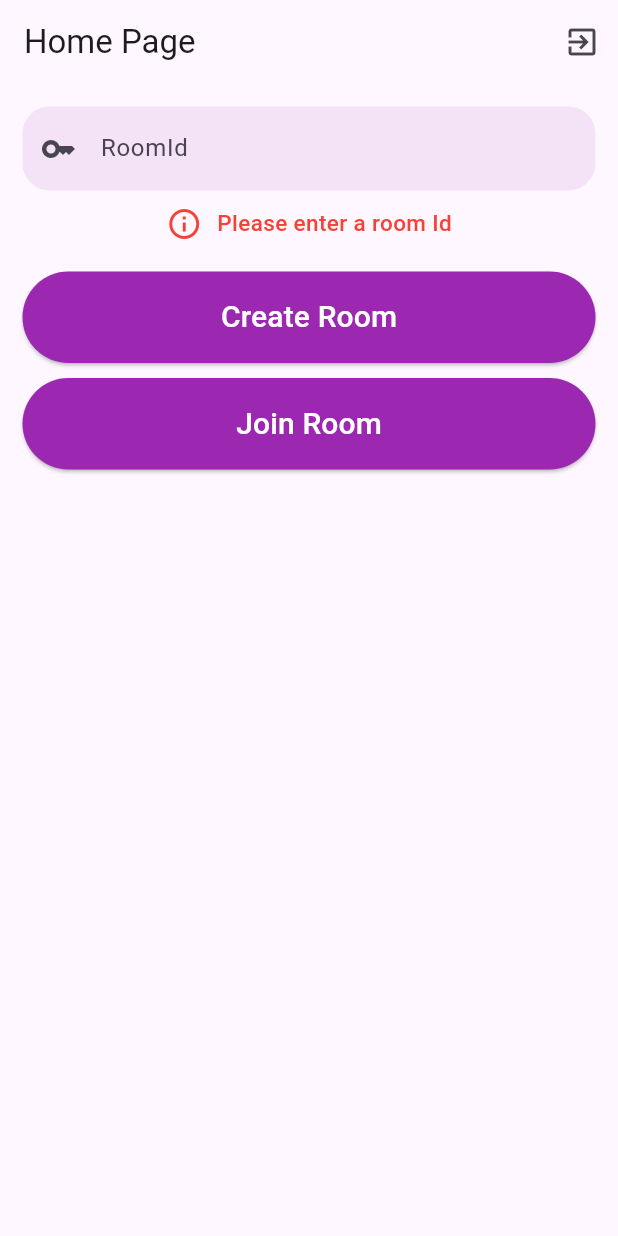
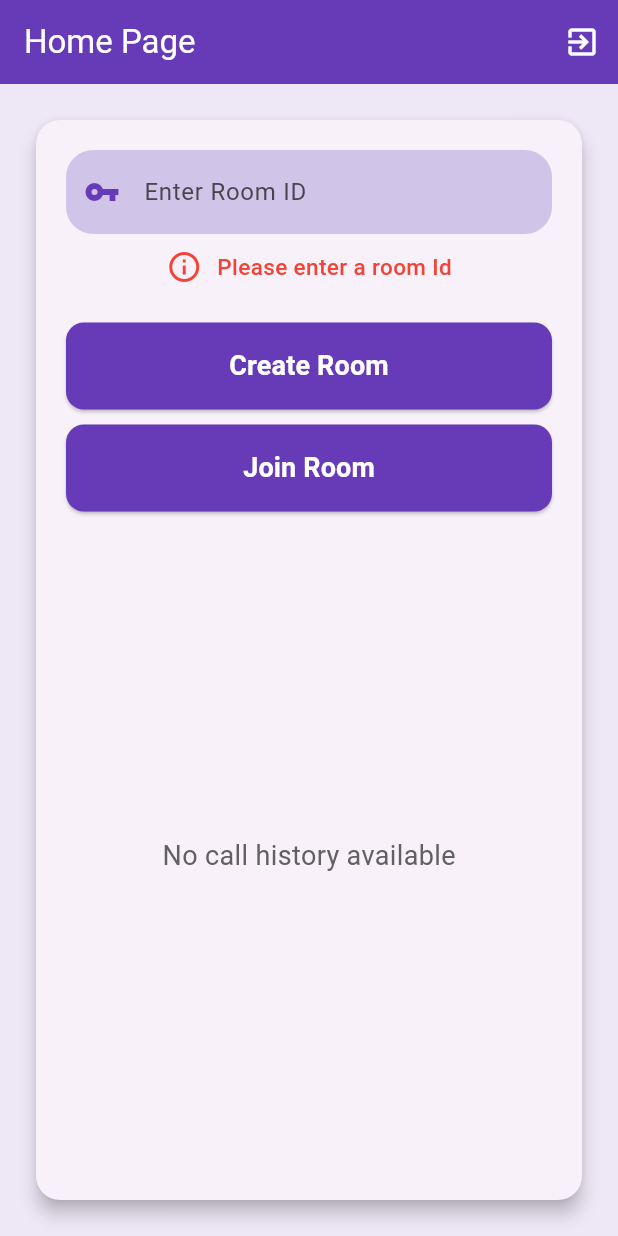
Before and after one commit to bedoyalejandra/leanware_assessment, a Flutter app: the screen it shows once a user with an empty profile is signed in, after a tap on "Join Room", on a phone screen of 412 x 824 dp. Run offline on Flutter 3.47's test engine with Material 3 defaults, Android fonts, the phone set to English and light mode, and no system bars; our stand-ins replace cloud_firestore, firebase_auth, firebase_core, flutter_local_notifications, native_device_orientation, permission_handler; missing offline and left inert: agora_rtc_engine; accounts and stored records are empty.

Commit message:
Refactor UI components to use deep purple color scheme

```diff
--- a/lib/pages/home_page.dart
+++ b/lib/pages/home_page.dart
@@ -1,3 +1,4 @@
+import 'package:flutter/foundation.dart';
 import 'package:flutter/material.dart';
 import 'package:firebase_auth/firebase_auth.dart';
 import 'package:leanware_assessment/models/call_history.dart';
@@ -64,39 +65,68 @@ class _HomePageState extends State<HomePage> {
   @override
   Widget build(BuildContext context) {
     return Scaffold(
+      backgroundColor: Colors.deepPurple.shade50,
       appBar: AppBar(
-        automaticallyImplyLeading: false,
-        title: const Text('Home Page'),
+        backgroundColor: Colors.deepPurple,
+        title: const Text('Home Page', style: TextStyle(color: Colors.white)),
         actions: [
           IconButton(
-            icon: const Icon(Icons.exit_to_app),
+            icon: const Icon(Icons.exit_to_app, color: Colors.white),
             onPressed: _logout,
           ),
         ],
       ),
       body: Center(
         child: Padding(
-          padding: EdgeInsets.all(15),
-          child: Column(
+          padding: const EdgeInsets.all(20),
+          child: Card(
+            shape:
+                RoundedRectangleBorder(borderRadius: BorderRadius.circular(16)),
+            elevation: 5,
+            child: Padding(
+              padding: const EdgeInsets.all(20),
+              child: kIsWeb
+                  ? Row(
+                      children: [
+                        Expanded(child: _buildJoinForm()),
+                        SizedBox(width: 20),
+                        Expanded(child: _buildHistory()),
+                      ],
+                    )
+                  : Column(
+                      crossAxisAlignment: CrossAxisAlignment.stretch,
+                      children: [
+                        _buildJoinForm(),
+                        SizedBox(height: 20),
+                        Expanded(child: _buildHistory()),
+                      ],
+                    ),
+            ),
+          ),
+        ),
+      ),
+    );
+  }
+
+  _buildJoinForm() {
+    return Column(
+      mainAxisAlignment: MainAxisAlignment.center,
       crossAxisAlignment: CrossAxisAlignment.stretch,
       children: [
         TextField(
           controller: textEditingController,
           decoration: InputDecoration(
-                    hintText: "RoomId",
+              hintText: "Enter Room ID",
               border: OutlineInputBorder(
                   borderRadius: BorderRadius.circular(18),
                   borderSide: BorderSide.none),
-                    fillColor: Colors.purple.withOpacity(0.1),
+              fillColor: Colors.deepPurple.shade100,
               filled: true,
-                    prefixIcon: const Icon(Icons.key)),
+              prefixIcon: const Icon(Icons.vpn_key, color: Colors.deepPurple)),
         ),
         if (message.isNotEmpty) errorMessageWidget(context, message),
-              SizedBox(
-                height: 10,
-              ),
-              ElevatedButton(
-                onPressed: () async {
+        const SizedBox(height: 15),
+        _buildButton("Create Room", () async {
           await Navigator.push(
             context,
             MaterialPageRoute<dynamic>(
@@ -105,25 +135,9 @@ class _HomePageState extends State<HomePage> {
           ).then((_) {
             _getCallHistory();
           });
-                },
-                style: ElevatedButton.styleFrom(
-                  shape: const StadiumBorder(),
-                  padding: const EdgeInsets.symmetric(vertical: 16),
-                  backgroundColor: Colors.purple,
-                ),
-                child: const Text(
-                  "Create Room",
-                  style: TextStyle(
-                    fontSize: 20,
-                    color: Colors.white,
-                  ),
-                ),
-              ),
-              SizedBox(
-                height: 10,
-              ),
-              ElevatedButton(
-                onPressed: () async {
+        }),
+        const SizedBox(height: 10),
+        _buildButton("Join Room", () async {
           if (textEditingController.text.isEmpty) {
             setState(() {
               message = 'Please enter a room Id';
@@ -140,37 +154,42 @@ class _HomePageState extends State<HomePage> {
           ).then((_) {
             _getCallHistory();
           });
-                },
+        }),
+      ],
+    );
+  }
+
+  Widget _buildButton(String text, VoidCallback onPressed) {
+    return ElevatedButton(
+      onPressed: onPressed,
       style: ElevatedButton.styleFrom(
-                  shape: const StadiumBorder(),
+        shape: RoundedRectangleBorder(borderRadius: BorderRadius.circular(12)),
         padding: const EdgeInsets.symmetric(vertical: 16),
-                  backgroundColor: Colors.purple,
+        backgroundColor: Colors.deepPurple,
       ),
-                child: const Text(
-                  "Join Room",
-                  style: TextStyle(
-                    fontSize: 20,
-                    color: Colors.white,
+      child: Text(
+        text,
+        style: const TextStyle(
+            fontSize: 18, color: Colors.white, fontWeight: FontWeight.bold),
       ),
+    );
+  }
+
+  Widget _buildHistory() {
+    if (callHistory.isEmpty) {
+      return Center(
+        child: Text(
+          'No call history available',
+          style: TextStyle(fontSize: 18, color: Colors.grey.shade700),
         ),
-              ),
-              SizedBox(
-                height: 20,
-              ),
-              // Mostrar el historial de llamadas
-              Expanded(
-                child: ListView.builder(
+      );
+    }
+    return ListView.builder(
       itemCount: callHistory.length,
       itemBuilder: (context, index) {
         final call = callHistory[index];
         return CallTile(call: call);
       },
-                ),
-              ),
-            ],
-          ),
-        ),
-      ),
     );
   }
 }
--- a/lib/pages/login_page.dart
+++ b/lib/pages/login_page.dart
@@ -66,7 +66,7 @@ class _LoginPageState extends State<LoginPage> {
               border: OutlineInputBorder(
                   borderRadius: BorderRadius.circular(18),
                   borderSide: BorderSide.none),
-              fillColor: Colors.purple.withOpacity(0.1),
+              fillColor: Colors.deepPurple.withOpacity(0.1),
               filled: true,
               prefixIcon: const Icon(Icons.email)),
         ),
@@ -78,7 +78,7 @@ class _LoginPageState extends State<LoginPage> {
             border: OutlineInputBorder(
                 borderRadius: BorderRadius.circular(18),
                 borderSide: BorderSide.none),
-            fillColor: Colors.purple.withOpacity(0.1),
+            fillColor: Colors.deepPurple.withOpacity(0.1),
             filled: true,
             prefixIcon: const Icon(Icons.lock),
           ),
@@ -95,7 +95,7 @@ class _LoginPageState extends State<LoginPage> {
           style: ElevatedButton.styleFrom(
             shape: const StadiumBorder(),
             padding: const EdgeInsets.symmetric(vertical: 16),
-            backgroundColor: Colors.purple,
+            backgroundColor: Colors.deepPurple,
           ),
           child: const Text(
             "Login",
@@ -114,7 +114,7 @@ class _LoginPageState extends State<LoginPage> {
       onPressed: _resetPassword,
       child: const Text(
         "Forgot password?",
-        style: TextStyle(color: Colors.purple),
+        style: TextStyle(color: Colors.deepPurple),
       ),
     );
   }
@@ -132,7 +132,7 @@ class _LoginPageState extends State<LoginPage> {
             },
             child: const Text(
               "Sign Up",
-              style: TextStyle(color: Colors.purple),
+              style: TextStyle(color: Colors.deepPurple),
             ))
       ],
     );
--- a/lib/pages/signup_page.dart
+++ b/lib/pages/signup_page.dart
@@ -129,7 +129,7 @@ class _SignupPageState extends State<SignupPage> {
                         border: OutlineInputBorder(
                             borderRadius: BorderRadius.circular(18),
                             borderSide: BorderSide.none),
-                        fillColor: Colors.purple.withOpacity(0.1),
+                        fillColor: Colors.deepPurple.withOpacity(0.1),
                         filled: true,
                         prefixIcon: const Icon(Icons.email)),
                   ),
@@ -141,7 +141,7 @@ class _SignupPageState extends State<SignupPage> {
                       border: OutlineInputBorder(
                           borderRadius: BorderRadius.circular(18),
                           borderSide: BorderSide.none),
-                      fillColor: Colors.purple.withOpacity(0.1),
+                      fillColor: Colors.deepPurple.withOpacity(0.1),
                       filled: true,
                       prefixIcon: const Icon(Icons.password),
                     ),
@@ -155,7 +155,7 @@ class _SignupPageState extends State<SignupPage> {
                       border: OutlineInputBorder(
                           borderRadius: BorderRadius.circular(18),
                           borderSide: BorderSide.none),
-                      fillColor: Colors.purple.withOpacity(0.1),
+                      fillColor: Colors.deepPurple.withOpacity(0.1),
                       filled: true,
                       prefixIcon: const Icon(Icons.password),
                     ),
@@ -170,7 +170,7 @@ class _SignupPageState extends State<SignupPage> {
                 style: ElevatedButton.styleFrom(
                   shape: const StadiumBorder(),
                   padding: const EdgeInsets.symmetric(vertical: 16),
-                  backgroundColor: Colors.purple,
+                  backgroundColor: Colors.deepPurple,
                 ),
                 child: const Text(
                   "Sign up",
@@ -190,7 +190,7 @@ class _SignupPageState extends State<SignupPage> {
                       },
                       child: const Text(
                         "Login",
-                        style: TextStyle(color: Colors.purple),
+                        style: TextStyle(color: Colors.deepPurple),
                       ))
                 ],
               )
--- a/lib/widget/call_tile.dart
+++ b/lib/widget/call_tile.dart
@@ -15,14 +15,16 @@ class CallTile extends StatelessWidget {
     return ListTile(
       leading: Icon(
         call.incoming ? Icons.call_received : Icons.call_made,
-        color: call.incoming ? Colors.purple.shade700 : Colors.purple.shade400,
+        color: call.incoming
+            ? Colors.deepPurple.shade700
+            : Colors.deepPurple.shade400,
       ),
       title: Text(call.id ?? '', style: TextStyle(fontWeight: FontWeight.bold)),
       subtitle: Text("Duración: ${formatSeconds(call.duration)}"),
       trailing: Column(
         mainAxisAlignment: MainAxisAlignment.center,
         children: [
-          Icon(Icons.access_time_outlined, color: Colors.purple),
+          Icon(Icons.access_time_outlined, color: Colors.deepPurple),
           Text(getRelativeTime(call.date),
               style: TextStyle(color: Colors.grey)),
         ],
```
Lines whose indentation alone changed are shown as unchanged.
